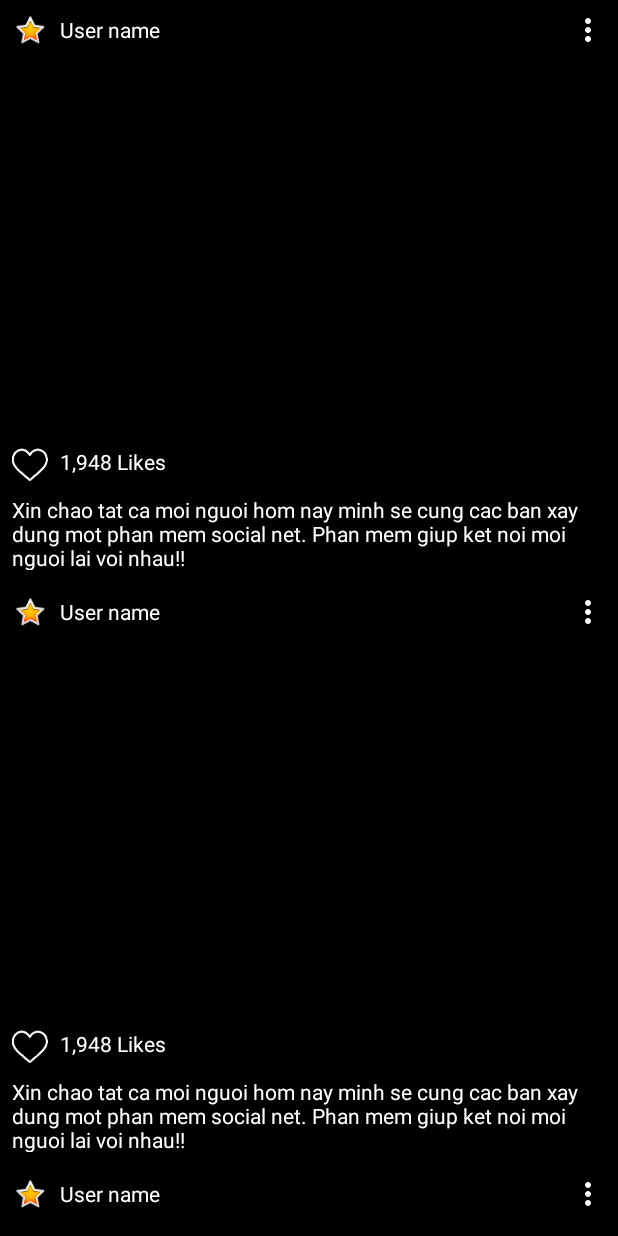
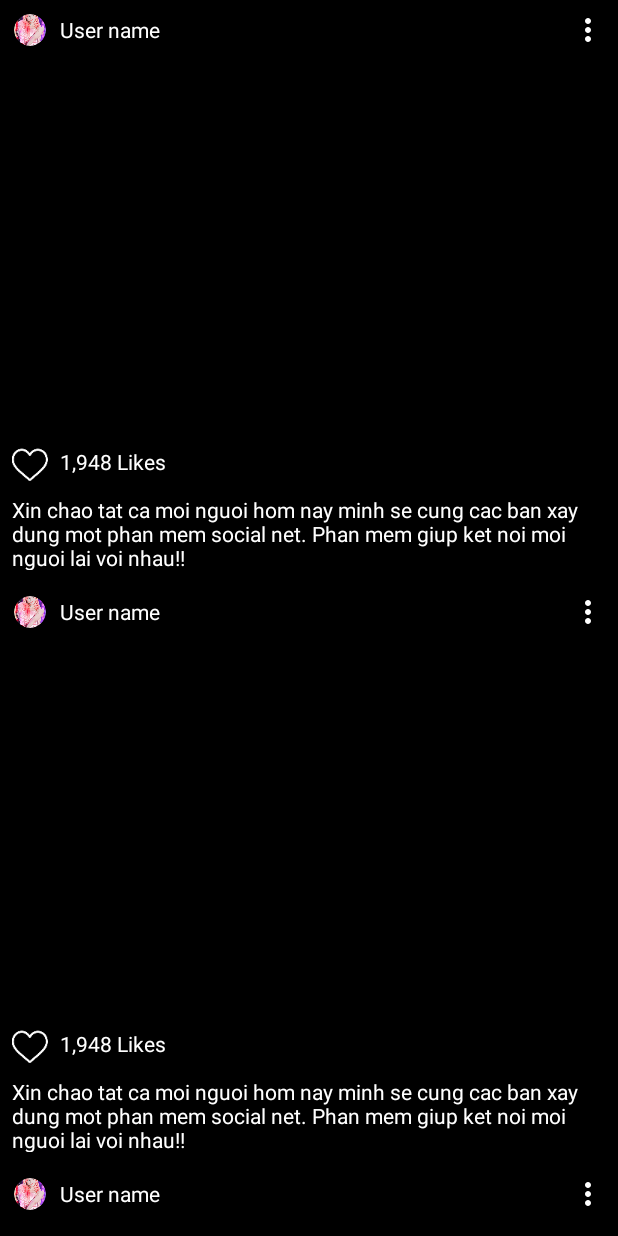
Before and after one commit to hahpuc/SocialNetAndroid, an Android app: the layout fragment_man_hinh_user.xml on its own in the app's theme, with its tools: preview values and no code run, on a phone screen of 412 x 824 dp. Run offline under Robolectric (Android 15) with nearby library versions, the phone set to English and light mode, and no system bars.

Commit message:
Update Màn hình User: hiển thị tên và avatar trong status

```diff
--- a/app/src/main/java/com/example/socialproject/Model/Status.kt
+++ b/app/src/main/java/com/example/socialproject/Model/Status.kt
@@ -5,7 +5,7 @@ import androidx.annotation.RequiresApi
 import java.time.LocalDateTime
 import java.util.*
 
-class Status(val id: String, val imageUrl: String, val caption: String, val createtionDate: String) {
+class Status(val id: String, val userID: String, val imageUrl: String, val caption: String, val createtionDate: String) {
     @RequiresApi(Build.VERSION_CODES.O)
-    constructor() : this("", "","", "")
+    constructor() : this("", "" , "","", "")
 }
--- a/app/src/main/res/layout/user_status_item_row.xml
+++ b/app/src/main/res/layout/user_status_item_row.xml
@@ -7,16 +7,18 @@
     android:background="#000000"
     android:paddingBottom="8dp">
 
-    <ImageView
-        android:id="@+id/imageView"
+    <de.hdodenhof.circleimageview.CircleImageView
+        android:id="@+id/status_profile_imageview"
         android:layout_width="24dp"
         android:layout_height="24dp"
         android:layout_marginStart="8dp"
         android:layout_marginLeft="8dp"
         android:layout_marginTop="8dp"
+        android:src="@drawable/sana"
+        app:civ_border_color="#000000"
+        app:civ_border_width="1dp"
         app:layout_constraintStart_toStartOf="parent"
-        app:layout_constraintTop_toTopOf="parent"
-        app:srcCompat="@android:drawable/btn_star_big_on" />
+        app:layout_constraintTop_toTopOf="parent" />
 
     <TextView
         android:id="@+id/status_user_name"
@@ -32,7 +34,7 @@
         android:textColor="@android:color/white"
         android:textSize="14dp"
         app:layout_constraintEnd_toStartOf="@+id/user_delete_status"
-        app:layout_constraintStart_toEndOf="@+id/imageView"
+        app:layout_constraintStart_toEndOf="@+id/status_profile_imageview"
         app:layout_constraintTop_toTopOf="parent" />
 
     <ImageView
```
Also changed, not shown: app/src/main/java/com/example/socialproject/ManHinhUser/ManHinhPostStatus.kt (+9 -3 lines), app/src/main/java/com/example/socialproject/ManHinhUser/ManHinhUserAdapter.kt (+23 -3 lines).
